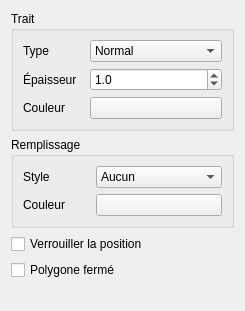
This is sources/ui/shapegraphicsitempropertieswidget.ui in qelectrotech/qelectrotech-source-mirror as Qt 5 draws it before an edit. The edited form follows.
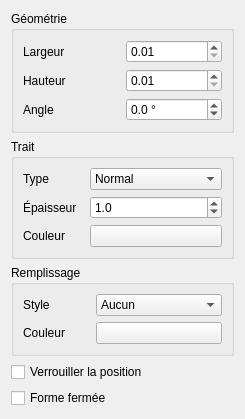
This is the edited form. Custom widgets are drawn as their Qt base class.

What changed in the file:
```diff
--- a/sources/ui/shapegraphicsitempropertieswidget.ui
+++ b/sources/ui/shapegraphicsitempropertieswidget.ui
@@ -14,6 +14,78 @@
    <string>Form</string>
   </property>
   <layout class="QVBoxLayout" name="verticalLayout">
+   <item>
+    <widget class="QGroupBox" name="m_geometry_gb">
+     <property name="title">
+      <string>Géométrie</string>
+     </property>
+     <layout class="QGridLayout" name="gridLayout_3">
+      <item row="0" column="0">
+       <widget class="QLabel" name="m_geom_dim1_label">
+        <property name="text">
+         <string>Largeur</string>
+        </property>
+       </widget>
+      </item>
+      <item row="0" column="1">
+       <widget class="QDoubleSpinBox" name="m_geom_dim1_dsb">
+        <property name="decimals">
+         <number>2</number>
+        </property>
+        <property name="minimum">
+         <double>0.010000000000000</double>
+        </property>
+        <property name="maximum">
+         <double>100000.000000000000000</double>
+        </property>
+       </widget>
+      </item>
+      <item row="1" column="0">
+       <widget class="QLabel" name="m_geom_dim2_label">
+        <property name="text">
+         <string>Hauteur</string>
+        </property>
+       </widget>
+      </item>
+      <item row="1" column="1">
+       <widget class="QDoubleSpinBox" name="m_geom_dim2_dsb">
+        <property name="decimals">
+         <number>2</number>
+        </property>
+        <property name="minimum">
+         <double>0.010000000000000</double>
+        </property>
+        <property name="maximum">
+         <double>100000.000000000000000</double>
+        </property>
+       </widget>
+      </item>
+      <item row="2" column="0">
+       <widget class="QLabel" name="m_geom_angle_label">
+        <property name="text">
+         <string>Angle</string>
+        </property>
+       </widget>
+      </item>
+      <item row="2" column="1">
+       <widget class="QDoubleSpinBox" name="m_geom_angle_dsb">
+        <property name="decimals">
+         <number>1</number>
+        </property>
+        <property name="minimum">
+         <double>-360.000000000000000</double>
+        </property>
+        <property name="maximum">
+         <double>360.000000000000000</double>
+        </property>
+        <property name="suffix">
+         <string> °</string>
+        </property>
+       </widget>
+      </item>
+     </layout>
+    </widget>
+   </item>
    <item>
     <widget class="QGroupBox" name="groupBox">
      <property name="title">
@@ -230,7 +302,7 @@
    <item>
     <widget class="QCheckBox" name="m_close_polygon">
      <property name="text">
-      <string>Polygone fermé</string>
+      <string>Forme fermée</string>
      </property>
     </widget>
    </item>
```
Left out of the diff: 3 changed lines with no effect on the pictures.
